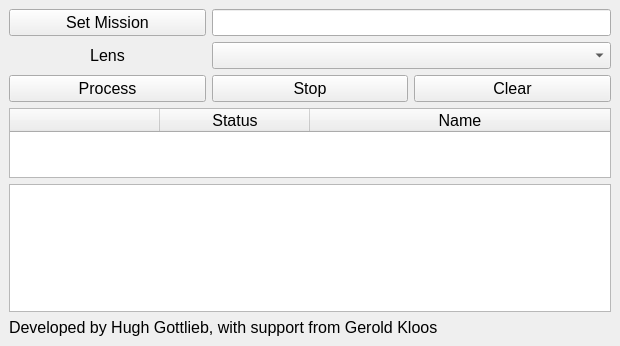
The window that postprocessing/postprocessing.ui (Hugh-Gottlieb/dpl) describes before a commit, drawn with Qt 5.
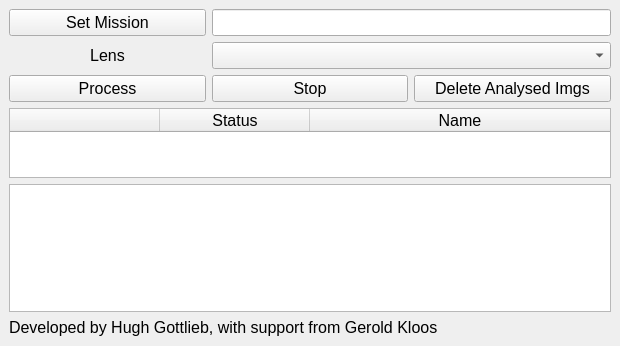
The same window after the commit.

Commit message: Rename clear button, change number of cpus used

The edit to the form file:
```diff
--- a/postprocessing/postprocessing.ui
+++ b/postprocessing/postprocessing.ui
@@ -28,7 +28,7 @@
          </font>
         </property>
         <property name="text">
-         <string>Clear</string>
+         <string>Delete Analysed Imgs</string>
         </property>
        </widget>
       </item>
```
The commit also changes 2 other files.
